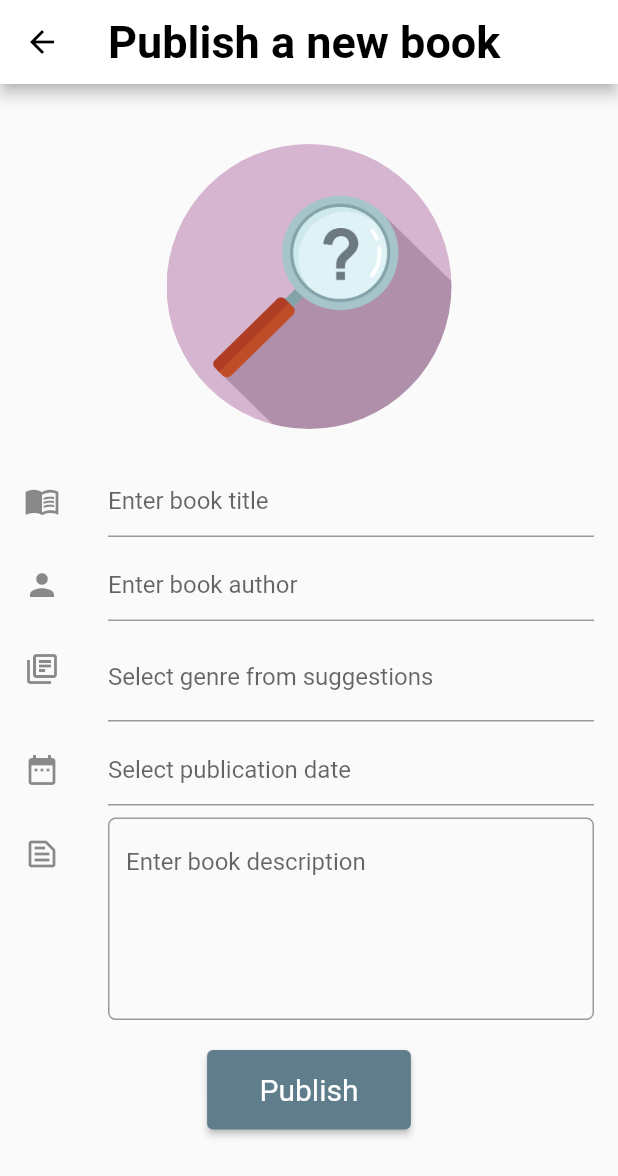
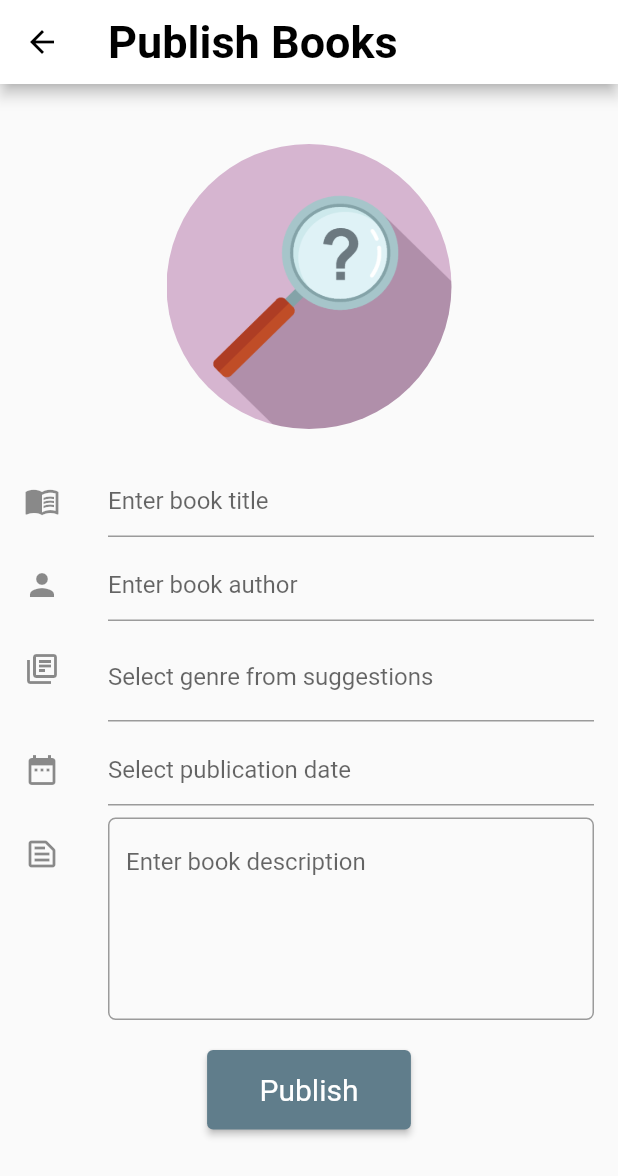
Before and after one commit to OliverKlukas/book_finder, a Flutter app: the screen it shows after launch, after a tap on the "add" icon, on a phone screen of 412 x 824 dp. Shown: the top 1176 px of the screen. Run offline on Flutter 3.47's test engine with Material 2 defaults, Android fonts, the phone set to English and light mode, and no system bars; our stand-ins replace flutter_typeahead.

Commit message:
bugfix: edit books now working properly

```diff
--- a/lib/components/library_tile_widget.dart
+++ b/lib/components/library_tile_widget.dart
@@ -67,7 +67,7 @@ class _BookDescription extends StatelessWidget {
 }
 
 // typedef for allowing to access the parent function to edit books
-typedef EditCallback = void Function(Book book);
+typedef EditCallback = void Function(Book book, int index);
 
 /// Widget: library tile
 class LibraryTileWidget extends StatelessWidget {
@@ -75,10 +75,14 @@ class LibraryTileWidget extends StatelessWidget {
     Key? key,
     required this.book,
     required this.editCallback,
+    required this.index,
   }) : super(key: key);
 
   // book to show in tile
   final Book book;
+
+  // index to enable in-place like editing
+  final int index;
 
   // callback to edit a book
   final EditCallback editCallback;
@@ -114,7 +118,7 @@ class LibraryTileWidget extends StatelessWidget {
           ),
           trailing: PopupMenuButton<String>(
             onSelected: (_){
-              editCallback(book);
+              editCallback(book, index);
             },
             itemBuilder: (BuildContext context) => <PopupMenuEntry<String>>[
               const PopupMenuItem<String>(
--- a/lib/models/book.dart
+++ b/lib/models/book.dart
@@ -2,7 +2,7 @@ import 'package:flutter/material.dart';
 import 'package:intl/intl.dart';
 
 /// Data Model for a single book
-class Book {
+class Book { // TODO: in the backend give this an actual identifier to ensure edit/removing atomicy
   String title;
   String author;
   DateTime date;
--- a/lib/views/library_view.dart
+++ b/lib/views/library_view.dart
@@ -26,23 +26,37 @@ class _LibraryViewState extends State<LibraryView> {
   }
 
   /// method that will start the process of publishing/editing new books and capture the added element
-  void navigateAndPublishBooks(Book editBook) async {
+  void navigateAndPublishBooks(Book? editBook, int? index) async {
     // receive new book from PublishView after validation
     final Book? newBook = await Navigator.push(
       context,
       MaterialPageRoute(
-        builder: (context) => PublishView(editBook),
+        builder: (context) => editBook == null ? PublishView.empty() : PublishView(editBook),
       ),
     );
 
     // add newly published book to collection
-    setState(() {
+    setState(() { //TODO: improve this with proper backend
+      // check that publish form wasn't exited early
       if (newBook != null) {
-      _displayedBooks.add(newBook);
-      _allBooks.add(newBook);
+        // Replace an already existing book with edited version
+        if(editBook != null){
+          _displayedBooks.remove(editBook);
+          _allBooks.remove(editBook);
+        }
+        // Publish book
+        if(index != null){
+          _displayedBooks.insert(index, newBook);
+          _allBooks.insert(index, newBook);
+        }
+        else{
+          _displayedBooks.insert(0, newBook);
+          _allBooks.insert(0, newBook);
+        }
       }
     });
   }
+
 
   // editing controller for search
   TextEditingController _editingController = TextEditingController();
@@ -126,9 +140,10 @@ class _LibraryViewState extends State<LibraryView> {
                       onDismissed: (DismissDirection direction) async {
                         setState(() {
                           _displayedBooks.removeAt(index);
+                          _allBooks.removeAt(index);
                         });
                       },
-                      child: LibraryTileWidget(book: _displayedBooks[index], editCallback: navigateAndPublishBooks,),
+                      child: LibraryTileWidget(book: _displayedBooks[index], editCallback: navigateAndPublishBooks, index: index),
                     );
                   },
                 ),
@@ -138,9 +153,7 @@ class _LibraryViewState extends State<LibraryView> {
       ),
       floatingActionButton: FloatingActionButton(
         onPressed: () {
-          navigateAndPublishBooks(
-              new Book(title: '', author: '', date: DateTime.parse('2000-01-01'), genre: 'Other', description: '')
-          );
+          navigateAndPublishBooks(null, null);
         },
         tooltip: 'Add books',
         child: Icon(
--- a/lib/views/publish_view.dart
+++ b/lib/views/publish_view.dart
@@ -6,32 +6,62 @@ import 'package:flutter_typeahead/flutter_typeahead.dart';
 
 class PublishView extends StatefulWidget {
   // hand-over book to publish/edit
-  Book _newBook;
+  late Book _newBook;
+  bool _prefillForm = true;
+
+  // Constructor to edit
   PublishView(this._newBook);
+
+  // Empty constructor to publish only
+  PublishView.empty(){
+    this._newBook = new Book(title: '', author: '', date: DateTime.parse('2000-01-01'), genre: 'Other', description: '');
+    this._prefillForm = false;
+  }
 
   @override
   State<StatefulWidget> createState() => new _PublishViewState();
 }
 
 class _PublishViewState extends State<PublishView> {
+
   // Controller to change date
-  TextEditingController _date = new TextEditingController();
+  TextEditingController _dateController = new TextEditingController();
 
   // key to validate form is filled out properly
   final GlobalKey<FormState> _formKey = GlobalKey<FormState>();
 
   // controller to allow genre selection overlay
-  final TextEditingController _typeAheadController = TextEditingController();
+  TextEditingController _typeAheadController = TextEditingController();
 
   // assure genre selection bool
   bool _genreSelected = false;
+
+  /// Override init state to allow pre-fill
+  @override
+  void initState(){
+    super.initState();
+    if(widget._prefillForm){
+      this._typeAheadController.text = widget._newBook.genre;
+      _genreSelected = true;
+      this._dateController.text = DateFormat('dd.MM.y').format(widget._newBook.date);
+    }
+  }
 
   /// Publishing Form Tile: ListTile for entering title, author and description
   Widget _publishingFormTile(Icon icon, String objective){
     return ListTile(
       leading: icon,
       title: TextFormField(
-        //initialValue: , // TODO: hier weiter machen morgen musst nur noch uebergeben, dass das klappt!
+        initialValue: ((){
+          if(widget._prefillForm){
+            switch(objective){
+              case 'author': {return widget._newBook.author;}
+              case 'title': {return widget._newBook.title;}
+              case 'description': {return widget._newBook.description;}
+            }
+          }
+          return null;
+        }()),
         decoration: InputDecoration(
           hintText: 'Enter book $objective',
           border: objective == 'description' ? OutlineInputBorder(borderRadius: BorderRadius.all(Radius.circular(5.0)), borderSide: BorderSide(),) : null,
@@ -116,13 +146,12 @@ class _PublishViewState extends State<PublishView> {
           if (picked != widget._newBook.date)
             setState(() {
               widget._newBook.date = picked;
-              _date.text = DateFormat('dd.MM.y').format(widget._newBook.date);
+              _dateController.text = DateFormat('dd.MM.y').format(widget._newBook.date);
             });
         },
         child: AbsorbPointer(
           child: TextFormField(
-            controller: _date,
-            //autovalidateMode: AutovalidateMode.onUserInteraction,
+            controller: _dateController,
             keyboardType: TextInputType.datetime,
             decoration: InputDecoration(
               hintText: 'Select publication date',
@@ -169,7 +198,7 @@ class _PublishViewState extends State<PublishView> {
         iconTheme: Theme.of(context).iconTheme,
         backgroundColor: Colors.white,
         title: Text(
-          'Publish a new book',
+          'Publish Books',
           style: Theme.of(context).textTheme.headline1,
         ),
       ),
```
Also changed, not shown: 1 other file.
